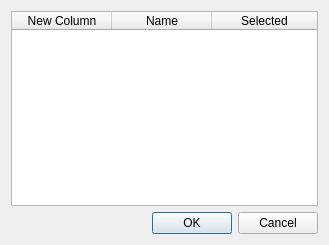
Above: src/interface/qt/model/QSelectWaveDialog.ui from inglis-dl/Alder before the change. Below: the same form after it.
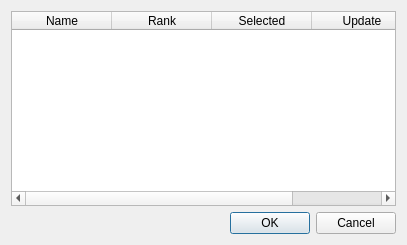
That is the form after the change.

Commit message:
WIP: integrating Wave information
- update the wave selection dialog to allow full update
  of all Interview records, including existing ones in the alder db,
  otherwise, exclude interviews that already have the maximum
  possible number of exams

Diff of the .ui file:
```diff
--- a/src/interface/qt/model/QSelectWaveDialog.ui
+++ b/src/interface/qt/model/QSelectWaveDialog.ui
@@ -6,7 +6,7 @@
    <rect>
     <x>0</x>
     <y>0</y>
-    <width>329</width>
+    <width>407</width>
     <height>245</height>
    </rect>
   </property>
@@ -55,21 +55,26 @@
        <attribute name="verticalHeaderVisible">
         <bool>true</bool>
        </attribute>
-       <column>
-        <property name="text">
-         <string>New Column</string>
-        </property>
-       </column>
        <column>
         <property name="text">
          <string>Name</string>
         </property>
        </column>
+       <column>
+        <property name="text">
+         <string>Rank</string>
+        </property>
+       </column>
        <column>
         <property name="text">
          <string>Selected</string>
         </property>
        </column>
+       <column>
+        <property name="text">
+         <string>Update</string>
+        </property>
+       </column>
       </widget>
      </item>
     </layout>
```
The commit also changes 7 other files.
